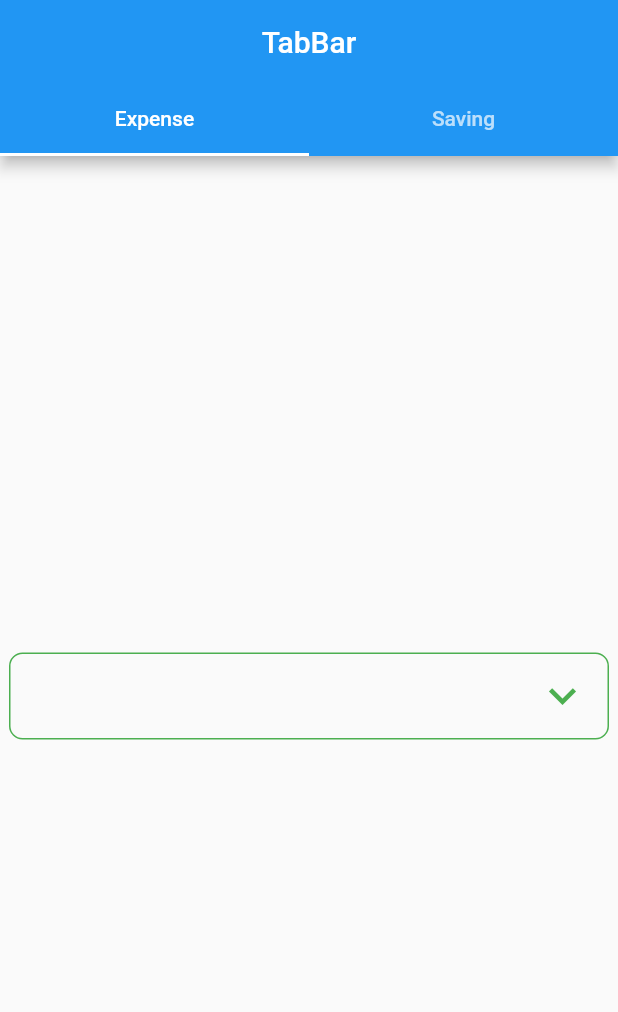
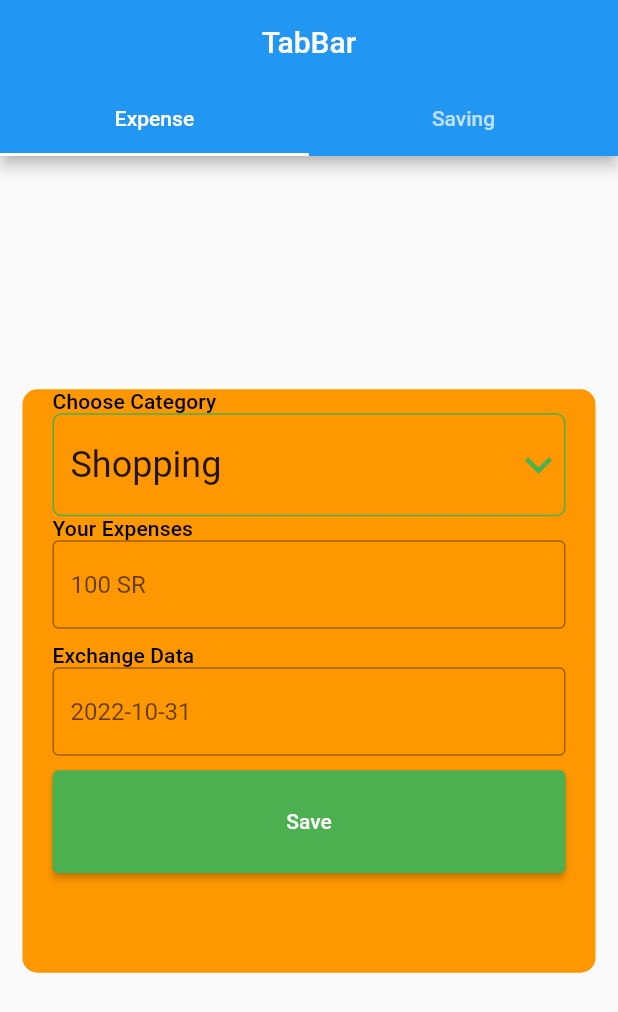
Before and after one commit to ri40/expens-and-saving-, a Flutter app: the screen it shows after launch, on a phone screen of 412 x 824 dp. Shown: the top 1012 px of the screen. Run offline on Flutter 3.47's test engine with Material 2 defaults, Android fonts, the phone set to English and light mode, and no system bars.

Commit message:
page expense v 0.0.2

```diff
--- a/lib/page/expens.dart
+++ b/lib/page/expens.dart
@@ -1,59 +1,113 @@
 import 'package:flutter/material.dart';
 
-class ExpensePage extends StatefulWidget {
+class ExpensePage extends StatelessWidget {
   const ExpensePage({Key? key}) : super(key: key);
 
   @override
-  State<ExpensePage> createState() => _ExpensePageState();
-}
+  Widget build(BuildContext context) {
+    var textStyle = Theme.of(context).textTheme;
+    //this for dropdownMenu
+    final items =['Shopping','Restaurant','Cafe','Gifts','Transportation'];
+    String? selectedItem = 'Shopping';
 
-class _ExpensePageState extends State<ExpensePage> with SingleTickerProviderStateMixin {
-  late AnimationController _controller;
+    return Scaffold(
+      body: Container(
+        padding: const EdgeInsets.symmetric(horizontal: 15),
+        child: Column(
+          mainAxisAlignment: MainAxisAlignment.center,
+          children: <Widget>[
+            Container(
+              height: 389,
+              width: 382,
+              margin: const EdgeInsets.only(bottom: 20),
+              padding: const EdgeInsets.symmetric(horizontal: 20),
+              decoration: BoxDecoration(
+                  color: Colors.orange,
+                  borderRadius: BorderRadius.circular(10)),
 
-  final items = ['Shopping','Restaurant','Cafe','Gifts','Transportation'];
-  String? value;
 
-  @override
-  void initState() {
-    super.initState();
-    _controller = AnimationController(vsync: this);
-  }
-
-  @override
-  void dispose() {
-    _controller.dispose();
-    super.dispose();
-  }
-
-  @override
-  Widget build(BuildContext context) => Scaffold(
-    body: Center(
-      child: Container(
-        width: 400,
-        padding: EdgeInsets.symmetric(horizontal: 12 , vertical: 4),
-        decoration: BoxDecoration(
-          borderRadius: BorderRadius.circular(9),
-          border: Border.all(color: Colors.green,width: 1),
+              child: Column(
+                children: [
+                  Align(
+                    alignment: Alignment.centerLeft,
+                    child: Text('Choose Category', style: textStyle.subtitle2),
                   ),
+                  SizedBox(
+                    height: MediaQuery.of(context).size.height / 12,
 
                     child: DropdownButtonHideUnderline(
-          child: DropdownButton<String>(
-            value: value,
+                      child: DropdownButtonFormField<String>(
+                        decoration: InputDecoration(
+                          enabledBorder: OutlineInputBorder(
+                            borderRadius: BorderRadius.circular(6),
+                            borderSide: BorderSide(width: 1, color: Colors.green),
+                          ),
+                        ),
+                        value: selectedItem,
                         iconSize: 36,
                         icon: Icon(Icons.keyboard_arrow_down_sharp, color: Colors.green),
                         isExpanded: true,
-            items: items.map(buildMenuItem).toList(),
-            onChanged: (value) => setState(()=> this.value=value),
+                        items: items.map((item) => DropdownMenuItem<String>(
+                            value: item,
+                            child: Text(item, style: TextStyle (fontSize: 24),)
+                        ))
+                            .toList(),
+                        onChanged: (item) => setState(()=> selectedItem= item),
                       ),
                     ),
                   ),
+
+                  Align(
+                    alignment: Alignment.centerLeft,
+                    child: Text('Your Expenses',
+                        style: textStyle.subtitle2),
                   ),
-  );
-  DropdownMenuItem<String>buildMenuItem(String item) =>DropdownMenuItem(
-    value: item,
-    child: Text(
-      item,
-      style: TextStyle(fontWeight: FontWeight.bold, fontSize: 20),
+                  SizedBox(
+                    height: MediaQuery.of(context).size.height / 12,
+                    child: TextFormField(
+                      decoration: InputDecoration(
+                        hintText: '100 SR',
+                        border: OutlineInputBorder(),
+                      ),
+                    ),
+                  ),
+
+
+
+                  Align(
+                    alignment: Alignment.centerLeft,
+                    child: Text('Exchange Data', style: textStyle.subtitle2),
+                  ),
+                  SizedBox(
+                    height: MediaQuery.of(context).size.height / 12,
+                    child: TextFormField(
+                      decoration: InputDecoration(
+                        hintText: '2022-10-31',
+                        border: OutlineInputBorder(),
+                      ),
+                    ),
+                  ),
+                  SizedBox(
+                    height: MediaQuery.of(context).size.height / 12,
+                    child: ElevatedButton(
+                      onPressed: () {
+                        // Respond to button press
+                      },
+                      child: Text('Save'),
+                      style:ElevatedButton.styleFrom(
+                        primary: Colors.green,
+                        minimumSize: const Size.fromHeight(50),
+                      ),
+                    ),
+                  ),
+                ],
+              ),
+            )
+          ],
+        ),
       ),
     );
   }
+
+  setState(String? Function() param0) {}
+}
--- a/lib/page/saving.dart
+++ b/lib/page/saving.dart
@@ -58,7 +58,7 @@ class SavingPage extends StatelessWidget {
                     height: MediaQuery.of(context).size.height / 12,
                     child: TextFormField(
                       decoration: InputDecoration(
-                        hintText: '100 SR',
+                        hintText: '2022-10-31',
                         border: OutlineInputBorder(),
                       ),
                     ),
@@ -69,7 +69,7 @@ class SavingPage extends StatelessWidget {
                       onPressed: () {
                         // Respond to button press
                       },
-                      child: Text('CONTAINED BUTTON'),
+                      child: Text('Save'),
                       style:ElevatedButton.styleFrom(
                       primary: Colors.green,
                         minimumSize: const Size.fromHeight(50),
```
Lines whose indentation alone changed are shown as unchanged.
